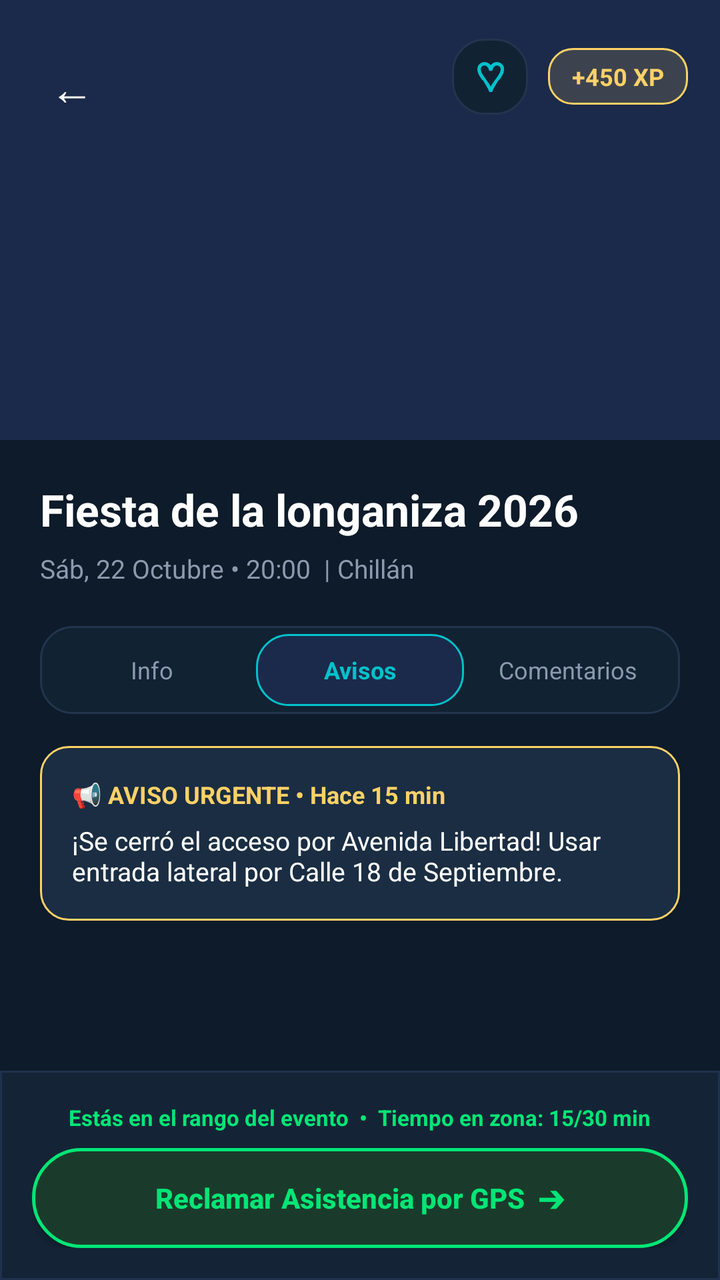
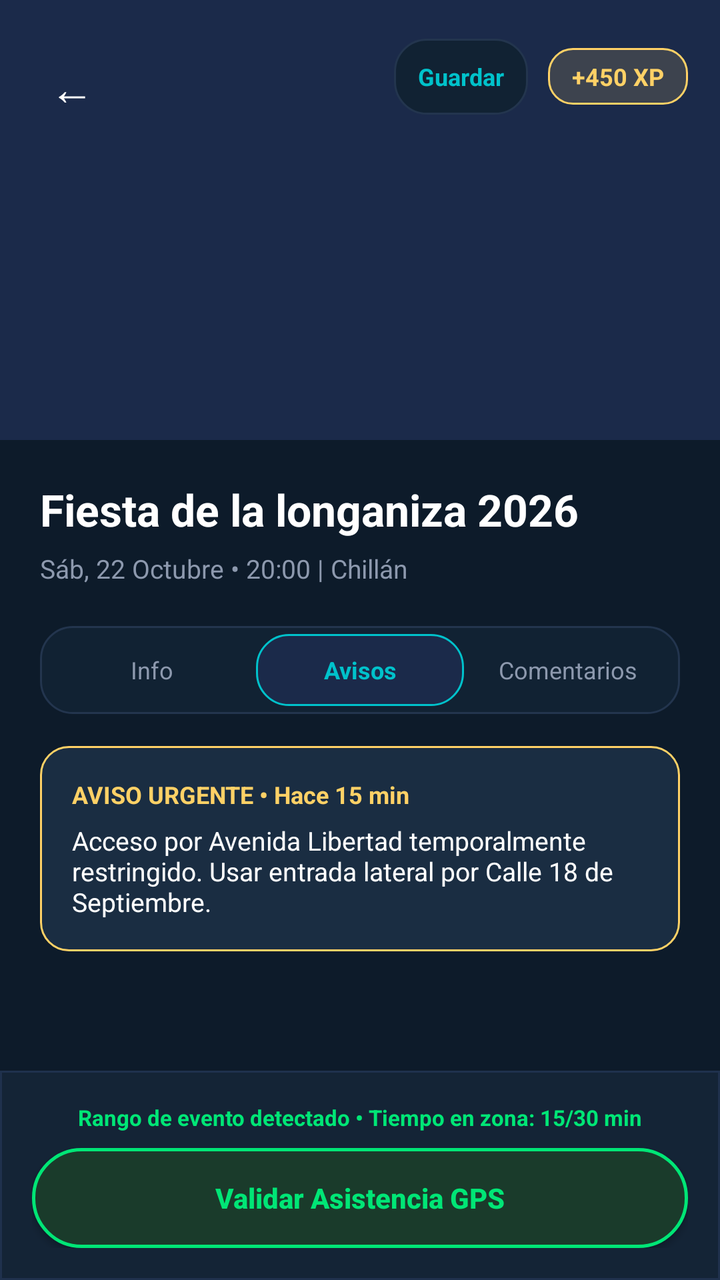

Screens rendered from an Android XML layout before and after an edit, with the pre-edit source and the edit as a unified diff.
<!-- AndroidManifest.xml: application theme Theme.Nexura -->
<!-- res/layout/activity_detalle_evento.xml -->
<?xml version="1.0" encoding="utf-8"?>
<androidx.constraintlayout.widget.ConstraintLayout xmlns:android="http://schemas.android.com/apk/res/android"
    xmlns:app="http://schemas.android.com/apk/res-auto"
    xmlns:tools="http://schemas.android.com/tools"
    android:layout_width="match_parent"
    android:layout_height="match_parent"
    android:background="@color/bg_dark"
    tools:context=".ui.Detalle_Evento">

    <ScrollView
        android:layout_width="match_parent"
        android:layout_height="0dp"
        android:fillViewport="true"
        app:layout_constraintBottom_toTopOf="@id/bottomGpsSection"
        app:layout_constraintTop_toTopOf="parent">

        <LinearLayout
            android:layout_width="match_parent"
            android:layout_height="wrap_content"
            android:orientation="vertical">

            
            <androidx.constraintlayout.widget.ConstraintLayout
                android:layout_width="match_parent"
                android:layout_height="220dp"
                android:background="@color/surface_card">

                <TextView
                    android:id="@+id/btnBack"
                    android:layout_width="40dp"
                    android:layout_height="40dp"
                    android:layout_marginStart="16dp"
                    android:layout_marginTop="24dp"
                    android:gravity="center"
                    android:text="←"
                    android:textColor="@color/text_white"
                    android:textSize="22sp"
                    app:layout_constraintStart_toStartOf="parent"
                    app:layout_constraintTop_toTopOf="parent" />

                
                <TextView
                    android:id="@+id/btnSaveFavorite"
                    android:layout_width="38dp"
                    android:layout_height="38dp"
                    android:layout_marginEnd="10dp"
                    android:background="@drawable/input"
                    android:gravity="center"
                    android:text="♡"
                    android:textColor="@color/neon_cyan"
                    android:textSize="20sp"
                    android:textStyle="bold"
                    app:layout_constraintBottom_toBottomOf="@id/tvDetailXpBadge"
                    app:layout_constraintEnd_toStartOf="@id/tvDetailXpBadge"
                    app:layout_constraintTop_toTopOf="@id/tvDetailXpBadge" />

                
                <TextView
                    android:id="@+id/tvDetailXpBadge"
                    android:layout_width="wrap_content"
                    android:layout_height="wrap_content"
                    android:layout_marginEnd="16dp"
                    android:layout_marginTop="24dp"
                    android:background="@drawable/badge"
                    android:paddingHorizontal="12dp"
                    android:paddingVertical="6dp"
                    android:text="+450 XP"
                    android:textColor="@color/trophy_gold"
                    android:textSize="12sp"
                    android:textStyle="bold"
                    app:layout_constraintEnd_toEndOf="parent"
                    app:layout_constraintTop_toTopOf="parent" />
            </androidx.constraintlayout.widget.ConstraintLayout>

            
            <LinearLayout
                android:layout_width="match_parent"
                android:layout_height="wrap_content"
                android:orientation="vertical"
                android:padding="20dp">

                <TextView
                    android:id="@+id/tvDetailTitle"
                    android:layout_width="wrap_content"
                    android:layout_height="wrap_content"
                    android:text="Fiesta de la longaniza 2026"
                    android:textColor="@color/text_white"
                    android:textSize="22sp"
                    android:textStyle="bold" />

                <TextView
                    android:id="@+id/tvDetailDateLocation"
                    android:layout_width="wrap_content"
                    android:layout_height="wrap_content"
                    android:layout_marginTop="6dp"
                    android:text="Sáb, 22 Octubre • 20:00  | Chillán"
                    android:textColor="@color/text_gray"
                    android:textSize="13sp" />

                
                <LinearLayout
                    android:layout_width="match_parent"
                    android:layout_height="44dp"
                    android:layout_marginTop="20dp"
                    android:background="@drawable/input"
                    android:gravity="center"
                    android:orientation="horizontal"
                    android:padding="4dp">

                    <TextView
                        android:id="@+id/tabInfo"
                        android:layout_width="0dp"
                        android:layout_height="match_parent"
                        android:layout_weight="1"
                        android:gravity="center"
                        android:text="Info"
                        android:textColor="@color/text_gray"
                        android:textSize="12sp" />

                    <TextView
                        android:id="@+id/tabAvisos"
                        android:layout_width="0dp"
                        android:layout_height="match_parent"
                        android:layout_weight="1"
                        android:background="@drawable/categoria"
                        android:gravity="center"
                        android:text="Avisos"
                        android:textColor="@color/neon_cyan"
                        android:textSize="12sp"
                        android:textStyle="bold" />

                    <TextView
                        android:id="@+id/tabComentarios"
                        android:layout_width="0dp"
                        android:layout_height="match_parent"
                        android:layout_weight="1"
                        android:gravity="center"
                        android:text="Comentarios"
                        android:textColor="@color/text_gray"
                        android:textSize="12sp" />
                </LinearLayout>

                
                <LinearLayout
                    android:id="@+id/containerTabInfo"
                    android:layout_width="match_parent"
                    android:layout_height="wrap_content"
                    android:layout_marginTop="16dp"
                    android:background="@drawable/tarjeta"
                    android:orientation="vertical"
                    android:padding="16dp"
                    android:visibility="gone">

                    <TextView
                        android:layout_width="wrap_content"
                        android:layout_height="wrap_content"
                        android:text="Descripción del Evento"
                        android:textColor="@color/text_white"
                        android:textSize="14sp"
                        android:textStyle="bold" />

                    <TextView
                        android:layout_width="wrap_content"
                        android:layout_height="wrap_content"
                        android:layout_marginTop="8dp"
                        android:lineSpacingExtra="4dp"
                        android:text="Disfruta de la feria gastronómica tradicional más grande de la región. Más de 50 expositores, música folclórica en vivo, foodtrucks y cerveza artesanal."
                        android:textColor="@color/text_gray"
                        android:textSize="13sp" />
                </LinearLayout>

                
                <LinearLayout
                    android:id="@+id/containerTabAvisos"
                    android:layout_width="match_parent"
                    android:layout_height="wrap_content"
                    android:layout_marginTop="16dp"
                    android:background="@drawable/tarjeta"
                    android:orientation="vertical"
                    android:padding="16dp"
                    android:visibility="visible">

                    <TextView
                        android:layout_width="wrap_content"
                        android:layout_height="wrap_content"
                        android:text="📢 AVISO URGENTE • Hace 15 min"
                        android:textColor="@color/trophy_gold"
                        android:textSize="12sp"
                        android:textStyle="bold" />

                    <TextView
                        android:layout_width="wrap_content"
                        android:layout_height="wrap_content"
                        android:layout_marginTop="6dp"
                        android:text="¡Se cerró el acceso por Avenida Libertad! Usar entrada lateral por Calle 18 de Septiembre."
                        android:textColor="@color/text_white"
                        android:textSize="13sp" />
                </LinearLayout>

                
                <LinearLayout
                    android:id="@+id/containerTabComentarios"
                    android:layout_width="match_parent"
                    android:layout_height="wrap_content"
                    android:layout_marginTop="16dp"
                    android:orientation="vertical"
                    android:visibility="gone">

                    <LinearLayout
                        android:layout_width="match_parent"
                        android:layout_height="wrap_content"
                        android:background="@drawable/input"
                        android:orientation="vertical"
                        android:padding="12dp">

                        <TextView
                            android:layout_width="wrap_content"
                            android:layout_height="wrap_content"
                            android:text="NexGamerX  [Título: Conquistador de Festivales]"
                            android:textColor="@color/neon_cyan"
                            android:textSize="12sp"
                            android:textStyle="bold" />

                        <TextView
                            android:layout_width="wrap_content"
                            android:layout_height="wrap_content"
                            android:layout_marginTop="4dp"
                            android:text="¿Alguien más ya está cerca de la zona VIP? ¡Quiero ese logro dorado!"
                            android:textColor="@color/text_gray"
                            android:textSize="12sp" />
                    </LinearLayout>

                    
                    <LinearLayout
                        android:layout_width="match_parent"
                        android:layout_height="wrap_content"
                        android:layout_marginTop="12dp"
                        android:orientation="horizontal">

                        <EditText
                            android:id="@+id/etNewComment"
                            android:layout_width="0dp"
                            android:layout_height="44dp"
                            android:layout_weight="1"
                            android:background="@drawable/input"
                            android:hint="Escribe un comentario..."
                            android:paddingHorizontal="12dp"
                            android:textColor="@color/text_white"
                            android:textColorHint="@color/text_hint"
                            android:textSize="12sp" />

                        <androidx.appcompat.widget.AppCompatButton
                            android:id="@+id/btnSendComment"
                            android:layout_width="wrap_content"
                            android:layout_height="44dp"
                            android:layout_marginStart="8dp"
                            android:background="@drawable/boton_gradiante"
                            android:paddingHorizontal="14dp"
                            android:text="Enviar"
                            android:textColor="@color/text_white"
                            android:textSize="12sp"
                            android:textStyle="bold" />
                    </LinearLayout>
                </LinearLayout>

            </LinearLayout>
        </LinearLayout>
    </ScrollView>

    
    <LinearLayout
        android:id="@+id/bottomGpsSection"
        android:layout_width="match_parent"
        android:layout_height="wrap_content"
        android:background="@drawable/nav"
        android:orientation="vertical"
        android:padding="16dp"
        app:layout_constraintBottom_toBottomOf="parent">

        <TextView
            android:id="@+id/tvGpsStatus"
            android:layout_width="wrap_content"
            android:layout_height="wrap_content"
            android:layout_gravity="center"
            android:text="Estás en el rango del evento  •  Tiempo en zona: 15/30 min"
            android:textColor="@color/status_green"
            android:textSize="11sp"
            android:textStyle="bold" />

        <androidx.appcompat.widget.AppCompatButton
            android:id="@+id/btnClaimGps"
            android:layout_width="match_parent"
            android:layout_height="50dp"
            android:layout_marginTop="8dp"
            android:background="@drawable/btn_gps"
            android:text="Reclamar Asistencia por GPS  ➔"
            android:textAllCaps="false"
            android:textColor="@color/status_green"
            android:textSize="14sp"
            android:textStyle="bold" />
    </LinearLayout>

</androidx.constraintlayout.widget.ConstraintLayout>
<!-- resources referenced by this layout -->
<resources>
  <color name="bg_dark">#0D1B2A</color>
  <color name="neon_cyan">#00C2CB</color>
  <color name="status_green">#00E676</color>
  <color name="surface_card">#1B2A4A</color>
  <color name="text_gray">#8D99AE</color>
  <color name="text_hint">#5C6B73</color>
  <color name="text_white">#FFFFFF</color>
  <color name="trophy_gold">#FFD166</color>
  <!-- drawable badge (drawable) -->
  <?xml version="1.0" encoding="utf-8"?>
  <shape xmlns:android="http://schemas.android.com/apk/res/android"
      android:shape="rectangle">
      <solid android:color="#26FFD166" />
      <stroke android:width="1dp" android:color="@color/trophy_gold" />
      <corners android:radius="12dp" />
  </shape>
  <!-- drawable boton_gradiante (drawable) -->
  <?xml version="1.0" encoding="utf-8"?>
  <shape xmlns:android="http://schemas.android.com/apk/res/android"
      android:shape="rectangle">
      <gradient
          android:startColor="#00C2CB"
          android:endColor="#7B2CBF"
          android:angle="0" />
      <corners android:radius="24dp" />
  </shape>
  <!-- drawable btn_gps (drawable) -->
  <?xml version="1.0" encoding="utf-8"?>
  <shape xmlns:android="http://schemas.android.com/apk/res/android"
      android:shape="rectangle">
      <solid android:color="#1A3B2B" />
      <stroke android:width="1.5dp" android:color="@color/status_green" />
      <corners android:radius="24dp" />
  </shape>
  <!-- drawable categoria (drawable) -->
  <?xml version="1.0" encoding="utf-8"?>
  <shape xmlns:android="http://schemas.android.com/apk/res/android"
      android:shape="rectangle">
      <solid android:color="@color/surface_card" />
      <stroke android:width="1dp" android:color="@color/neon_cyan" />
      <corners android:radius="16dp" />
  </shape>
  <!-- drawable input (drawable) -->
  <?xml version="1.0" encoding="utf-8"?>
  <shape xmlns:android="http://schemas.android.com/apk/res/android"
      android:shape="rectangle">
      <solid android:color="@color/input_bg" />
      <stroke
          android:width="1dp"
          android:color="#23354E" />
      <corners android:radius="16dp" />
  </shape>
  <!-- drawable nav (drawable) -->
  <?xml version="1.0" encoding="utf-8"?>
  <shape xmlns:android="http://schemas.android.com/apk/res/android"
      android:shape="rectangle">
      <solid android:color="@color/surface_dark" />
      <stroke android:width="1dp" android:color="#1F314D" />
  </shape>
  <!-- drawable tarjeta (drawable) -->
  <?xml version="1.0" encoding="utf-8"?>
  <shape xmlns:android="http://schemas.android.com/apk/res/android"
      android:shape="rectangle">
      <solid android:color="#1A2D42" />
      <stroke android:width="1dp" android:color="@color/trophy_gold" />
      <corners android:radius="14dp" />
  </shape>
  <style name="Theme.Nexura" parent="Theme.MaterialComponents.DayNight.DarkActionBar">
          
          <item name="colorPrimary">@color/purple_500</item>
          <item name="colorPrimaryVariant">@color/purple_700</item>
          <item name="colorOnPrimary">@color/white</item>
          
          <item name="colorSecondary">@color/teal_200</item>
          <item name="colorSecondaryVariant">@color/teal_700</item>
          <item name="colorOnSecondary">@color/black</item>
          
          <item name="android:statusBarColor">?attr/colorPrimaryVariant</item>
          
      </style>
  <color name="input_bg">#112233</color>
  <color name="surface_dark">#142436</color>
  <color name="purple_500">#FF6200EE</color>
  <color name="purple_700">#FF3700B3</color>
  <color name="white">#FFFFFFFF</color>
  <color name="teal_200">#FF03DAC5</color>
  <color name="teal_700">#FF018786</color>
  <color name="black">#FF000000</color>
</resources>

<!-- the commit's change to res/layout/activity_detalle_evento.xml (unified diff, before → after) -->
@@ -41,20 +41,20 @@
                 
                 <TextView
                     android:id="@+id/btnSaveFavorite"
-                    android:layout_width="38dp"
+                    android:layout_width="wrap_content"
                     android:layout_height="38dp"
                     android:layout_marginEnd="10dp"
                     android:background="@drawable/input"
                     android:gravity="center"
-                    android:text="♡"
+                    android:paddingHorizontal="12dp"
+                    android:text="Guardar"
                     android:textColor="@color/neon_cyan"
-                    android:textSize="20sp"
+                    android:textSize="12sp"
                     android:textStyle="bold"
                     app:layout_constraintBottom_toBottomOf="@id/tvDetailXpBadge"
                     app:layout_constraintEnd_toStartOf="@id/tvDetailXpBadge"
                     app:layout_constraintTop_toTopOf="@id/tvDetailXpBadge" />
 
-                
                 <TextView
                     android:id="@+id/tvDetailXpBadge"
                     android:layout_width="wrap_content"
@@ -93,7 +93,7 @@
                     android:layout_width="wrap_content"
                     android:layout_height="wrap_content"
                     android:layout_marginTop="6dp"
-                    android:text="Sáb, 22 Octubre • 20:00  | Chillán"
+                    android:text="Sáb, 22 Octubre • 20:00 | Chillán"
                     android:textColor="@color/text_gray"
                     android:textSize="13sp" />
 
@@ -183,7 +183,7 @@
                     <TextView
                         android:layout_width="wrap_content"
                         android:layout_height="wrap_content"
-                        android:text="📢 AVISO URGENTE • Hace 15 min"
+                        android:text="AVISO URGENTE • Hace 15 min"
                         android:textColor="@color/trophy_gold"
                         android:textSize="12sp"
                         android:textStyle="bold" />
@@ -192,7 +192,7 @@
                         android:layout_width="wrap_content"
                         android:layout_height="wrap_content"
                         android:layout_marginTop="6dp"
-                        android:text="¡Se cerró el acceso por Avenida Libertad! Usar entrada lateral por Calle 18 de Septiembre."
+                        android:text="Acceso por Avenida Libertad temporalmente restringido. Usar entrada lateral por Calle 18 de Septiembre."
                         android:textColor="@color/text_white"
                         android:textSize="13sp" />
                 </LinearLayout>
@@ -225,12 +225,11 @@
                             android:layout_width="wrap_content"
                             android:layout_height="wrap_content"
                             android:layout_marginTop="4dp"
-                            android:text="¿Alguien más ya está cerca de la zona VIP? ¡Quiero ese logro dorado!"
+                            android:text="¿Alguien más ya está cerca de la zona principal? Excelente ambiente."
                             android:textColor="@color/text_gray"
                             android:textSize="12sp" />
                     </LinearLayout>
 
-                    
                     <LinearLayout
                         android:layout_width="match_parent"
                         android:layout_height="wrap_content"
@@ -282,7 +281,7 @@
             android:layout_width="wrap_content"
             android:layout_height="wrap_content"
             android:layout_gravity="center"
-            android:text="Estás en el rango del evento  •  Tiempo en zona: 15/30 min"
+            android:text="Rango de evento detectado • Tiempo en zona: 15/30 min"
             android:textColor="@color/status_green"
             android:textSize="11sp"
             android:textStyle="bold" />
@@ -293,7 +292,7 @@
             android:layout_height="50dp"
             android:layout_marginTop="8dp"
             android:background="@drawable/btn_gps"
-            android:text="Reclamar Asistencia por GPS  ➔"
+            android:text="Validar Asistencia GPS"
             android:textAllCaps="false"
             android:textColor="@color/status_green"
             android:textSize="14sp"
